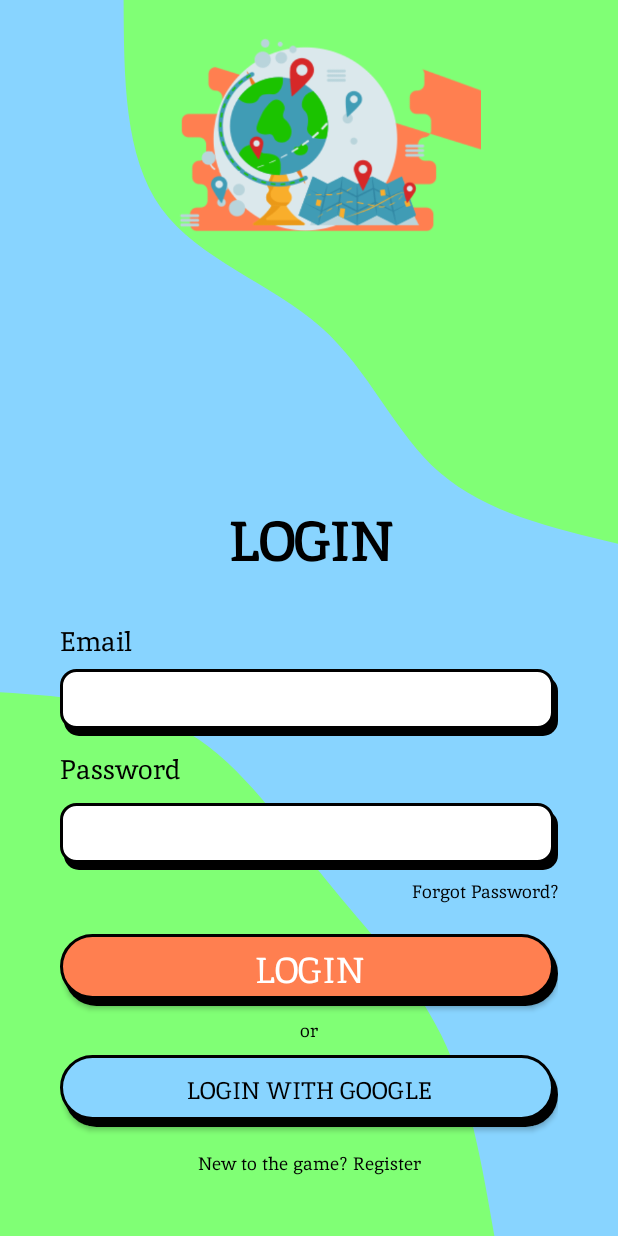
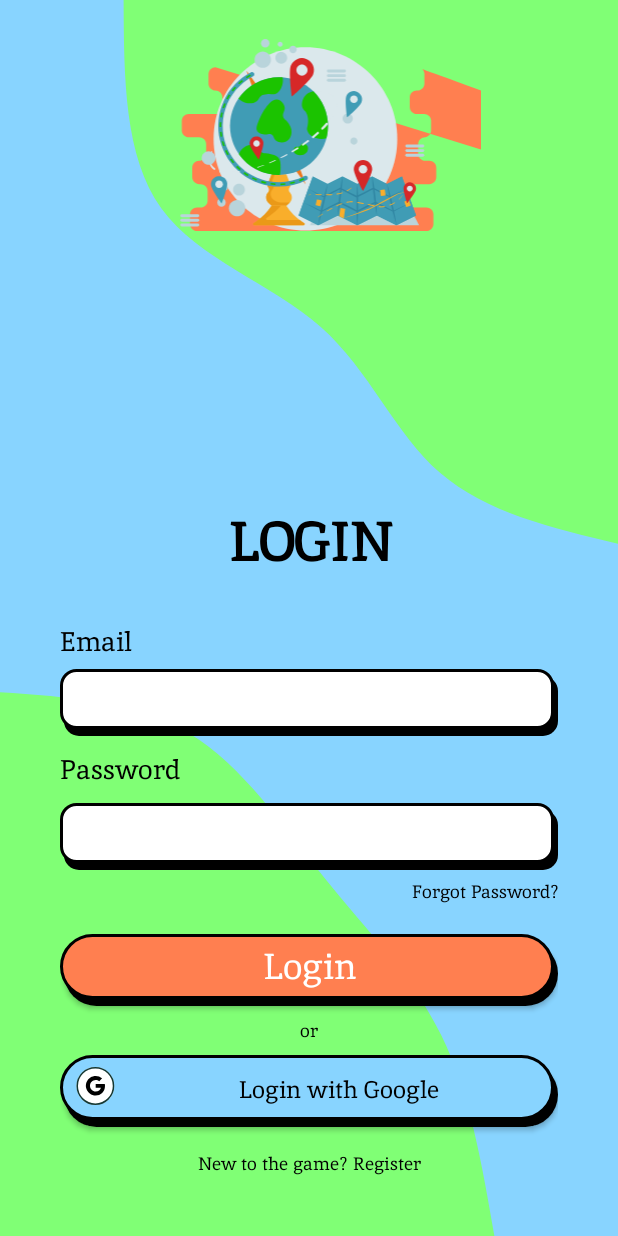
Before and after one commit to RaulPalade/Quiz-Game, an Android app: the layout fragment_login.xml on its own in the app's theme, with its tools: preview values and no code run, on a phone screen of 412 x 824 dp. Run offline under Robolectric (Android 15) with nearby library versions, the phone set to English and light mode, and no system bars.

Commit message:
Fixed buttons

```diff
--- a/app/src/main/res/drawable/blob.xml
+++ /dev/null
@@ -1,11 +0,0 @@
-<vector xmlns:android="http://schemas.android.com/apk/res/android"
-    android:width="430dp"
-    android:height="620dp"
-    android:viewportWidth="430"
-    android:viewportHeight="620">
-    <path
-        android:fillColor="#80FF75"
-        android:pathData="M641.7,130.71C610.77,94.12 567.72,78.53 522.89,69.2C503.18,65.1 482.77,62.15 462.68,59.24C459.92,58.84 457.15,58.44 454.4,58.04C431.52,54.7 409.15,51.22 387.95,45.93C372.28,42.02 356.62,37.25 340.7,32.39C339.8,32.12 338.9,31.84 338,31.57C321.25,26.46 304.22,21.32 287.15,17.31C252.99,9.28 217.77,5.51 182.13,15.56C147.44,25.35 121.33,47.6 98.22,72.23C89.24,81.79 80.54,91.91 71.96,101.89C69.52,104.73 67.09,107.56 64.66,110.35C53.62,123.1 42.6,135.42 30.78,146.49C17.87,158.59 3.49,169.66 -11.42,180.69C-14.97,183.32 -18.56,185.96 -22.17,188.6C-33.58,196.96 -45.14,205.43 -56.08,214.23C-84.95,237.45 -111.22,264.22 -123.01,301.78C-147.49,379.79 -120.34,462.38 -89.79,534.13C-56.33,612.7 -14.05,695.12 62.97,739.51C142.22,785.17 241.24,801.41 329.4,774.39C372.62,761.13 404.84,732.41 433.32,700.31C445,687.14 456.23,673.19 467.33,659.4C469.75,656.4 472.16,653.41 474.57,650.43C488.12,633.67 501.67,617.35 516.25,602.5C531.27,587.2 547.91,572.96 565.03,558.72C568.24,556.04 571.48,553.37 574.72,550.69C588.65,539.16 602.73,527.51 615.99,515.42C648.74,485.56 677.81,451.87 690.04,406.92C714.98,315.33 704.21,204.68 641.7,130.71Z"
-        android:strokeWidth="19"
-        android:strokeColor="#ffffff" />
-</vector>
--- /dev/null
+++ b/app/src/main/res/drawable/button_style_google.xml
@@ -0,0 +1,5 @@
+<?xml version="1.0" encoding="utf-8"?>
+<selector xmlns:android="http://schemas.android.com/apk/res/android">
+    <item android:drawable="@drawable/google_button_pressed" android:state_pressed="true" />
+    <item android:drawable="@drawable/google_button_default" />
+</selector>
--- /dev/null
+++ b/app/src/main/res/drawable/google_button_pressed.xml
@@ -0,0 +1,25 @@
+<?xml version="1.0" encoding="utf-8"?>
+<layer-list xmlns:android="http://schemas.android.com/apk/res/android">
+    <!-- Black shadow. -->
+    <item
+        android:left="3dp"
+        android:top="5dp">
+        <shape>
+            <solid android:color="@color/black" />
+            <corners android:radius="100dp" />
+        </shape>
+    </item>
+    <!-- Orange foreground. -->
+    <item
+        android:bottom="5dp"
+        android:right="3dp">
+        <shape>
+            <stroke android:width="2dp" />
+            <size
+                android:width="350dp"
+                android:height="40dp" />
+            <solid android:color="#50BFFF" />
+            <corners android:radius="100dp" />
+        </shape>
+    </item>
+</layer-list>
--- /dev/null
+++ b/app/src/main/res/drawable/google_icon.xml
@@ -0,0 +1,17 @@
+<vector xmlns:android="http://schemas.android.com/apk/res/android"
+    android:width="29dp"
+    android:height="29dp"
+    android:viewportWidth="29"
+    android:viewportHeight="29">
+    <path
+        android:fillColor="#ffffff"
+        android:pathData="M13.43,0L13.43,0A12.464,12.464 0,0 1,25.895 12.464L25.895,12.536A12.464,12.464 0,0 1,13.43 25L13.43,25A12.464,12.464 0,0 1,0.966 12.536L0.966,12.464A12.464,12.464 0,0 1,13.43 0z" />
+    <path
+        android:fillColor="#000000"
+        android:pathData="M13.629,11.129V13.62H17.079C16.758,15.203 15.414,16.112 13.629,16.112C11.551,16.084 9.881,14.386 9.881,12.302C9.881,10.217 11.551,8.519 13.629,8.491C14.493,8.489 15.33,8.79 15.998,9.341L17.869,7.464C15.722,5.571 12.587,5.328 10.176,6.867C7.764,8.405 6.655,11.356 7.455,14.108C8.255,16.86 10.771,18.752 13.629,18.75C16.845,18.75 19.768,16.405 19.768,12.301C19.764,11.906 19.715,11.513 19.625,11.128L13.629,11.129Z" />
+    <path
+        android:fillColor="#00000000"
+        android:pathData="M13.43,0.5L13.43,0.5A11.964,11.964 0,0 1,25.395 12.464L25.395,12.536A11.964,11.964 0,0 1,13.43 24.5L13.43,24.5A11.964,11.964 0,0 1,1.466 12.536L1.466,12.464A11.964,11.964 0,0 1,13.43 0.5z"
+        android:strokeWidth="1"
+        android:strokeColor="#133834" />
+</vector>
--- a/app/src/main/res/font/font.xml
+++ /dev/null
@@ -1,11 +0,0 @@
-<?xml version="1.0" encoding="utf-8"?>
-<font-family xmlns:android="http://schemas.android.com/apk/res/android">
-    <font
-        android:font="@font/inika_regular"
-        android:fontStyle="normal"
-        android:fontWeight="400" />
-    <font
-        android:font="@font/inika_bold"
-        android:fontStyle="normal"
-        android:fontWeight="700" />
-</font-family>
--- a/app/src/main/res/layout/fragment_login.xml
+++ b/app/src/main/res/layout/fragment_login.xml
@@ -25,12 +25,12 @@
             android:layout_width="wrap_content"
             android:layout_height="180sp"
             android:layout_marginBottom="40dp"
-            android:src="@drawable/image_no_bg"
+            android:src="@drawable/image"
             app:layout_constraintEnd_toEndOf="parent"
             app:layout_constraintStart_toStartOf="parent"
             app:layout_constraintTop_toTopOf="parent" />
 
-        <TextView
+        <com.google.android.material.textview.MaterialTextView
             android:id="@+id/header_title"
             android:layout_width="match_parent"
             android:layout_height="wrap_content"
@@ -43,7 +43,6 @@
             app:layout_constraintBottom_toTopOf="@id/form_email"
             app:layout_constraintEnd_toEndOf="parent"
             app:layout_constraintStart_toStartOf="parent" />
-
 
         <LinearLayout
             android:id="@+id/form_email"
@@ -137,7 +136,9 @@
             android:focusable="false"
             android:focusableInTouchMode="false"
             android:gravity="center_horizontal|center_vertical"
+            android:paddingBottom="5dp"
             android:text="Login"
+            android:textAllCaps="false"
             android:textColor="@color/white"
             android:textSize="24sp"
             app:layout_constraintBottom_toTopOf="@id/or"
@@ -162,14 +163,19 @@
             android:layout_width="match_parent"
             android:layout_height="wrap_content"
             android:layout_marginBottom="16dp"
-            android:background="@drawable/google_button_box"
+            android:background="@drawable/button_style_google"
+            android:drawableStart="@drawable/google_icon"
             android:gravity="center_horizontal|center_vertical"
+            android:paddingStart="10dp"
+            android:paddingBottom="2dp"
             android:text="Login with Google"
+            android:textAllCaps="false"
             android:textColor="@color/black"
             android:textSize="16sp"
             app:layout_constraintBottom_toTopOf="@id/btn_register"
             app:layout_constraintEnd_toEndOf="parent"
             app:layout_constraintStart_toStartOf="parent"
+            tools:ignore="RtlSymmetry"
             tools:layout_editor_absoluteY="552dp" />
 
         <TextView
--- a/app/src/main/res/values/themes.xml
+++ b/app/src/main/res/values/themes.xml
@@ -12,6 +12,6 @@
         <!-- Status bar color. -->
         <item name="android:statusBarColor">?attr/colorPrimaryVariant</item>
         <!-- Customize your theme here. -->
-        <item name="android:fontFamily">@font/inika_regular</item>
+        <item name="android:fontFamily">@font/inika</item>
     </style>
 </resources>
```
Also changed, not shown: app/src/main/res/drawable/google_button_default.xml (renamed from app/src/main/res/drawable/google_button_box.xml), app/src/main/res/drawable/image_no_bg.png (deleted), app/src/main/res/font/inika.ttf (added), app/src/main/res/font/inika_bold.ttf, app/src/main/res/font/inika_regular.ttf (deleted).
